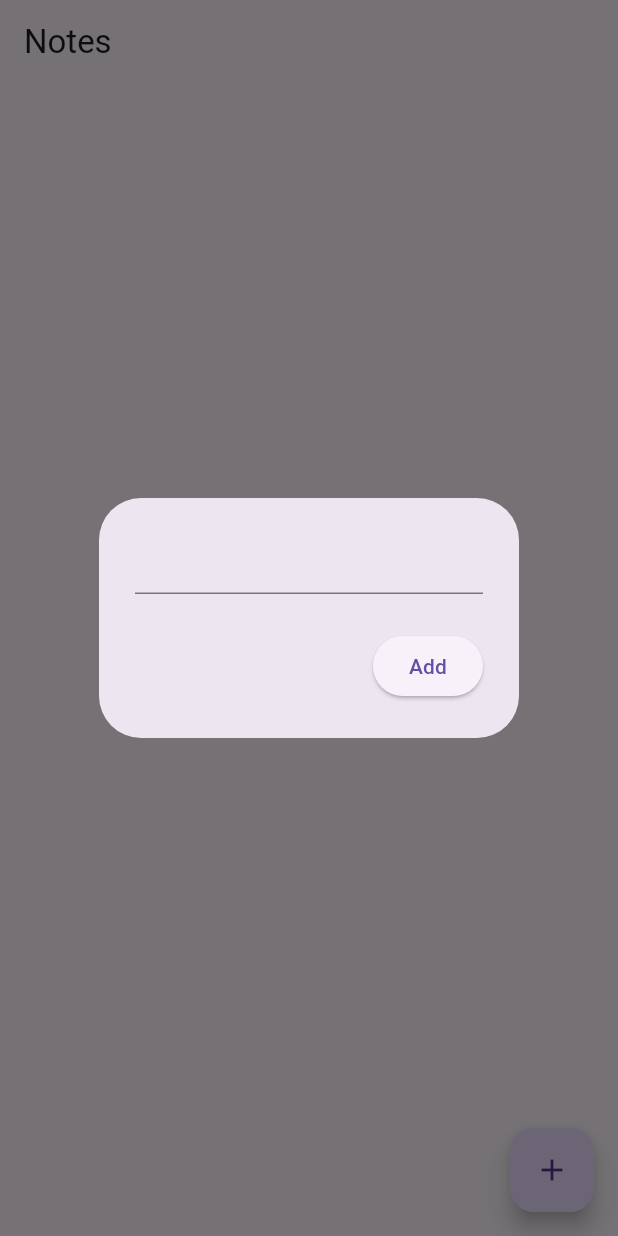
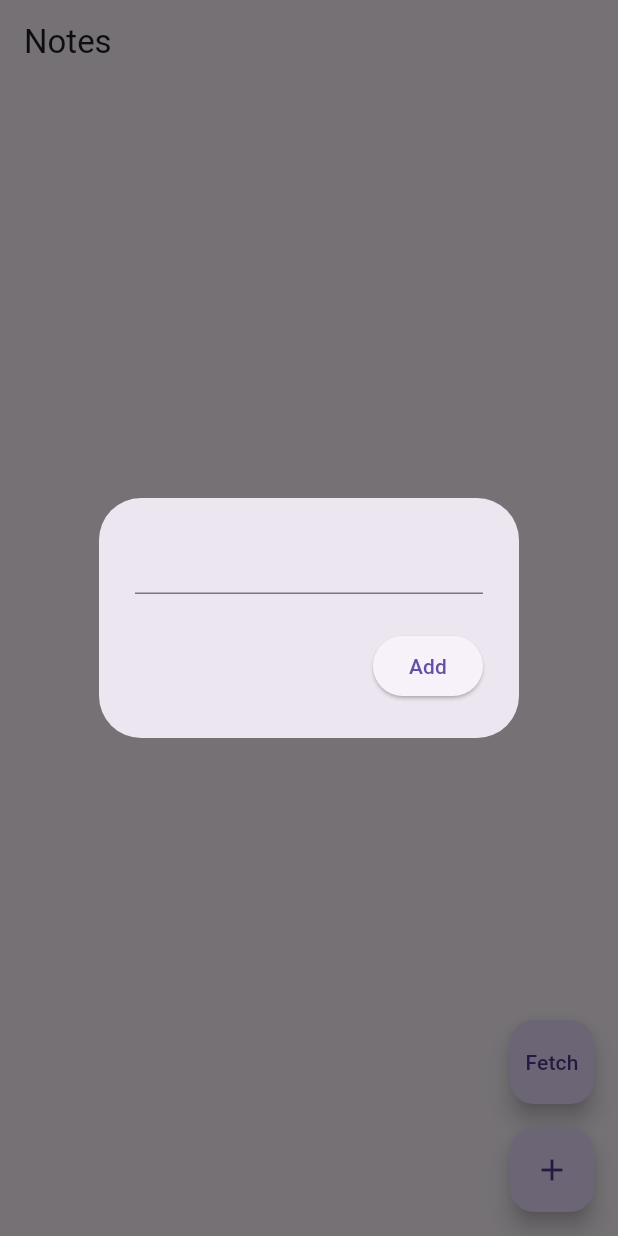
Before and after one commit to NaveenLakmal/firebase_setup, a Flutter app: the screen it shows after launch, after a tap on the "add" icon, on a phone screen of 412 x 824 dp. Run offline on Flutter 3.47's test engine with Material 3 defaults, Android fonts, the phone set to English and light mode, and no system bars; our stand-ins replace cloud_firestore, firebase_core; accounts and stored records are empty.

Commit message:
add the another button like plus(+) button

```diff
--- a/lib/pages/home_page.dart
+++ b/lib/pages/home_page.dart
@@ -1,7 +1,7 @@
 import 'package:firebase_setup/services/firestore.dart';
 import 'package:flutter/material.dart';
 
-class HomePage extends StatefulWidget{
+class HomePage extends StatefulWidget {
   const HomePage({super.key});
 
   @override
@@ -9,25 +9,24 @@ class HomePage extends StatefulWidget{
 }
 
 class _HomePageState extends State<HomePage> {
-
   //FireStore
-  final FirestoreService firestoreService=FirestoreService();
-
+  final FirestoreService firestoreService = FirestoreService();
 
   //Text Controller
-  final TextEditingController textController=TextEditingController();
+  final TextEditingController textController = TextEditingController();
 
   //open a dialog box to add a note
-  void openNoteBox(){
-    showDialog(context:context,builder:(context) => AlertDialog(
+  void openNoteBox() {
+    showDialog(
+      context: context,
+      builder: (context) => AlertDialog(
         content: TextField(
           controller: textController,
         ),
         actions: [
-
           //button to Save
           ElevatedButton(
-          onPressed: (){
+            onPressed: () {
               //Add a new Note
               firestoreService.addNote(textController.text);
 
@@ -40,17 +39,34 @@ class _HomePageState extends State<HomePage> {
             child: Text("Add"),
           )
         ],
-    ),);
+      ),
+    );
   }
 
   @override
-  Widget build (BuildContext context){
+  Widget build(BuildContext context) {
     return Scaffold(
         appBar: AppBar(title: Text("Notes")),
-      floatingActionButton: FloatingActionButton(
+        floatingActionButton: Column(
+          mainAxisAlignment: MainAxisAlignment.end,
+          children: [
+            FloatingActionButton(
+              onPressed: () {},
+              child: const Text('Fetch'),
+            ),
+            SizedBox(height: 16),
+
+
+            FloatingActionButton(
               onPressed: openNoteBox,
               child: const Icon(Icons.add),
             ),
-    );
+          ],
+        ));
   }
 }
+
+// FloatingActionButton(
+// onPressed: openNoteBox,
+// child: const Icon(Icons.add),
+// ),
```
Lines whose indentation alone changed are shown as unchanged.
